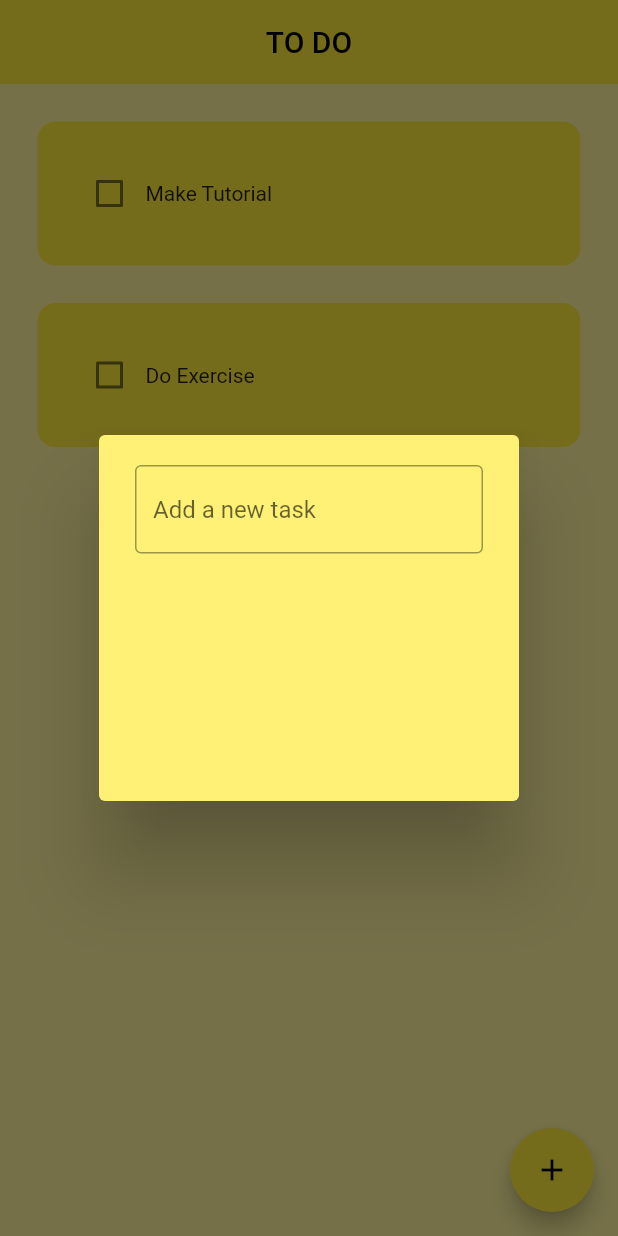
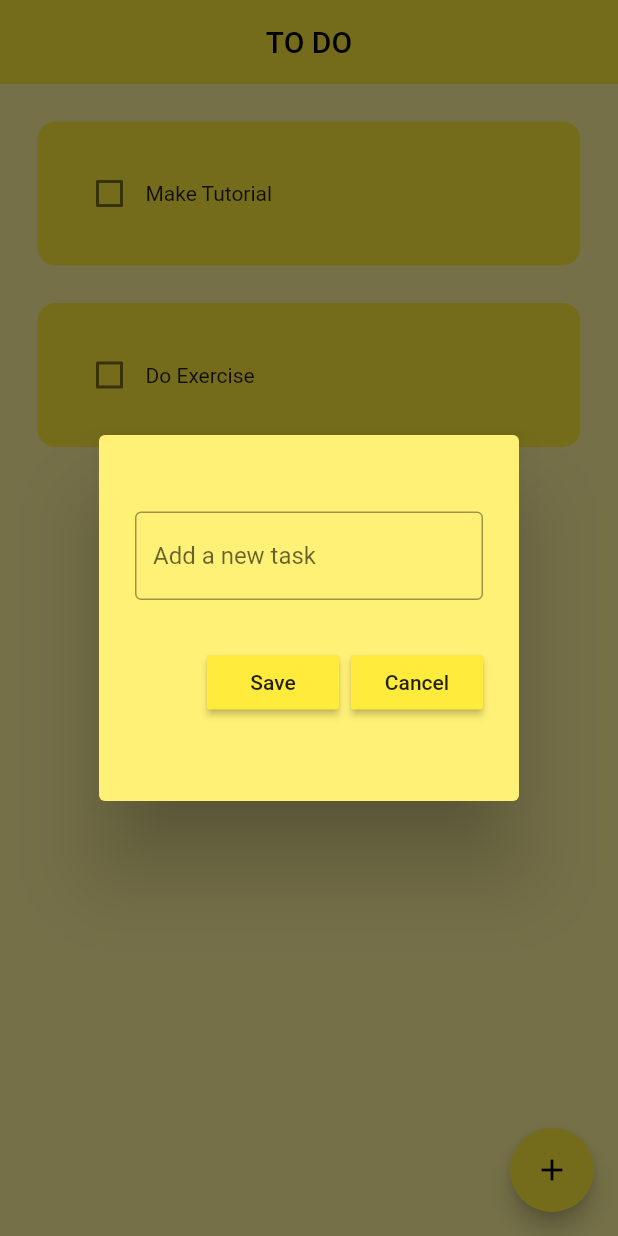
Before and after one commit to partha-1/ToDo_App, a Flutter app: the screen it shows after launch, after a tap on the "add" icon, on a phone screen of 412 x 824 dp. Run offline on Flutter 3.47's test engine with Material 2 defaults, Android fonts, the light colour scheme and no system bars; drawn by our look-alikes of flutter_slidable.

Commit message:
delete task

```diff
--- a/lib/pages/home_page.dart
+++ b/lib/pages/home_page.dart
@@ -10,6 +10,9 @@
 }
 
 class _HomePageState extends State<HomePage> {
+  // text controller
+  final _controller = TextEditingController();
+
   // list of to do task
 
   List toDoList = [
@@ -22,17 +25,40 @@
     setState(() {
       toDoList [index][1] = !toDoList [index][1];
     });
+
   }
+
+  // save new task
+  void saveNewTask (){
+    setState(() {
+      toDoList.add([ _controller.text, false]);
+      _controller.clear();
+    });
+    Navigator.of(context).pop();
+  }
+
 
   // create a new task
   void createNewTask() {
     showDialog(
         context: context,
         builder: (context){
-          return DialogBox();
+          return DialogBox(
+            controller: _controller,
+            onSave: saveNewTask,
+            onCancel: () => Navigator.of(context).pop(), //for cancel button
+          );
 
         },
     );
+  }
+
+  // delete task
+  void deleteTask(int index){
+    setState(() {
+      toDoList.removeAt(index);
+    });
+
   }
 
 
@@ -57,6 +83,7 @@
             taskName: toDoList[index][0],
             taskCompleted: toDoList[index][1],
             onChanged: (value) => checkBoxChaned(value, index),
+            deleteFunction: (context)=> deleteTask(index),
           );
         },
       ),
--- a/lib/util/dialog_box.dart
+++ b/lib/util/dialog_box.dart
@@ -1,7 +1,17 @@
 import 'package:flutter/material.dart';
+import 'package:to_do/util/my_button.dart';
 
 class DialogBox extends StatelessWidget {
-  const DialogBox({super.key});
+  final controller;
+  VoidCallback onSave;
+  VoidCallback onCancel;
+
+   DialogBox({
+    super.key,
+    required this.controller,
+    required this.onSave,
+    required this.onCancel,
+  });
 
   @override
   Widget build(BuildContext context) {
@@ -10,23 +20,31 @@
       content: Container(
         height: 200,
         child: Column(
+          mainAxisAlignment: MainAxisAlignment.spaceEvenly,
           children: [
             //get user input
             TextField(
+              controller: controller,
               decoration: InputDecoration(
-                  border: OutlineInputBorder(),
-                  hintText: "Add a new task",
-
+                border: OutlineInputBorder(),
+                hintText: "Add a new task",
               ),
             ),
 
             //buttons -> save + cancel
-            Row(children: [
+            Row(
+              mainAxisAlignment: MainAxisAlignment.end,
+              children: [
+                //save button
+                MyButton(text: "Save", onPressed: onSave),
 
-              //save button video duration 20.00 mint
+                const SizedBox(
+                  width: 8,
+                ),
 
-              //cancel button
-            ],
+                //cancel button
+                MyButton(text: "Cancel", onPressed: onCancel),
+              ],
             )
           ],
         ),
--- /dev/null
+++ b/lib/util/my_button.dart
@@ -0,0 +1,22 @@
+import 'package:flutter/material.dart';
+
+class MyButton extends StatelessWidget {
+  final String text;
+  VoidCallback onPressed;
+
+   MyButton({
+    super.key,
+    required this.text,
+    required this.onPressed,
+  });
+
+  @override
+  Widget build(BuildContext context) {
+    return MaterialButton(
+        onPressed: onPressed,
+        color: Theme.of(context).primaryColor,
+        child:  Text(text),
+
+    );
+  }
+}
--- a/lib/util/todo_tile.dart
+++ b/lib/util/todo_tile.dart
@@ -1,21 +1,37 @@
 import 'package:flutter/material.dart';
+import 'package:flutter_slidable/flutter_slidable.dart';
 
 class ToDoTile extends StatelessWidget {
   final String taskName;
   final bool taskCompleted;
   Function(bool?)? onChanged;
+  Function(BuildContext)? deleteFunction;
 
   ToDoTile({
     super.key,
     required this.taskName,
     required this.taskCompleted,
     required this.onChanged,
+    required this.deleteFunction,
   });
 
   @override
   Widget build(BuildContext context) {
     return Padding(
       padding: const EdgeInsets.only(left: 25, right: 25, top: 25),
+      child: Slidable(
+        startActionPane: ActionPane(
+          motion: StretchMotion(),
+          children: [
+            SlidableAction(
+                onPressed: deleteFunction,
+                icon: Icons.delete,
+                backgroundColor: Colors.red.shade300,
+                borderRadius: BorderRadius.circular(12),
+
+            )
+          ],
+        ),
         child: Container(
           padding: EdgeInsets.all(24),
           // ignore: sort_child_properties_last
@@ -41,6 +57,7 @@
           decoration: BoxDecoration(
               color: Colors.yellow, borderRadius: BorderRadius.circular(12)),
         ),
+      ),
     );
   }
 }
--- a/pubspec.yaml
+++ b/pubspec.yaml
@@ -35,6 +35,7 @@
   # The following adds the Cupertino Icons font to your application.
   # Use with the CupertinoIcons class for iOS style icons.
   cupertino_icons: ^1.0.2
+  flutter_slidable: ^3.0.0
 
 dev_dependencies:
   flutter_test:
```
Also changed, not shown: pubspec.lock. Lines whose indentation alone changed are shown as unchanged.
